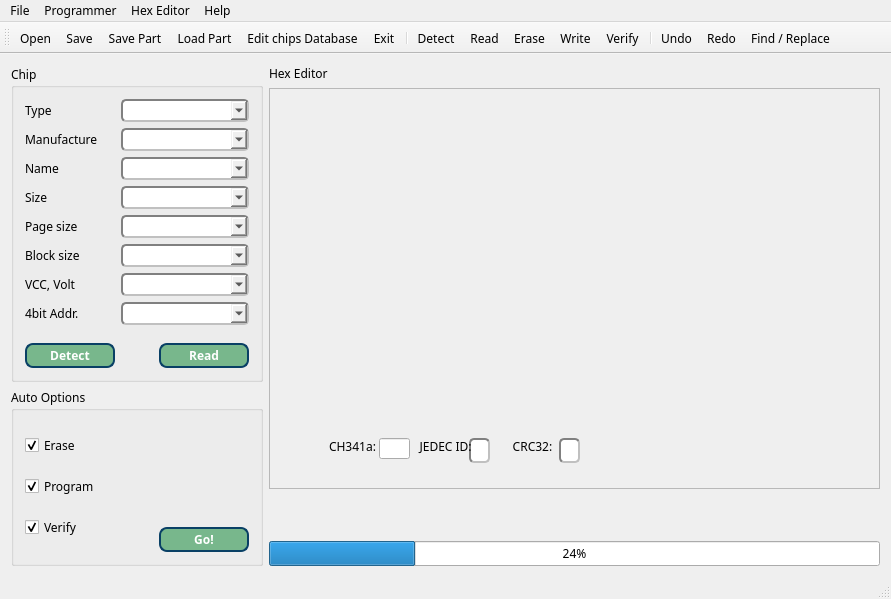
First picture: the form in IMSProg_programmer/mainwindow.ui, repository bigbigmdm/IMSProg, before the edit.
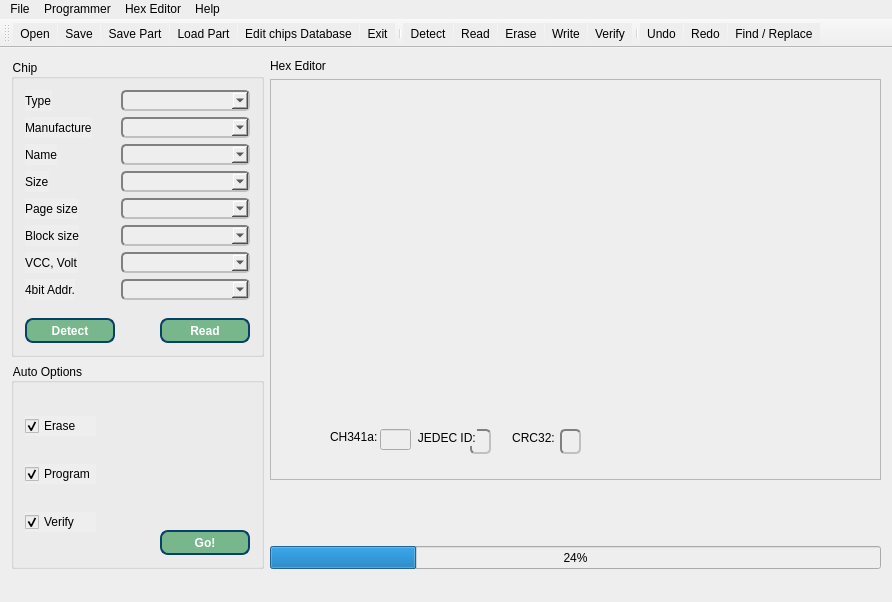
Second picture: the form after the edit. Icons and pictures are not drawn.

The edit to the form file:
```diff
--- a/IMSProg_programmer/mainwindow.ui
+++ b/IMSProg_programmer/mainwindow.ui
@@ -6,8 +6,8 @@
    <rect>
     <x>0</x>
     <y>0</y>
-    <width>891</width>
-    <height>599</height>
+    <width>892</width>
+    <height>602</height>
    </rect>
   </property>
   <property name="sizePolicy">
@@ -24,6 +24,9 @@
   <property name="windowTitle">
    <string>IMSProg - I2C/MicroWire/SPI CH341a Programmer</string>
   </property>
+  <property name="styleSheet">
+   <string notr="true">background:#eee</string>
+  </property>
   <widget class="QWidget" name="centralWidget">
    <property name="sizePolicy">
     <sizepolicy hsizetype="Expanding" vsizetype="Expanding">
@@ -583,8 +586,8 @@
     <rect>
      <x>0</x>
      <y>0</y>
-     <width>891</width>
-     <height>21</height>
+     <width>892</width>
+     <height>24</height>
     </rect>
    </property>
    <widget class="QMenu" name="menuFile">
```
